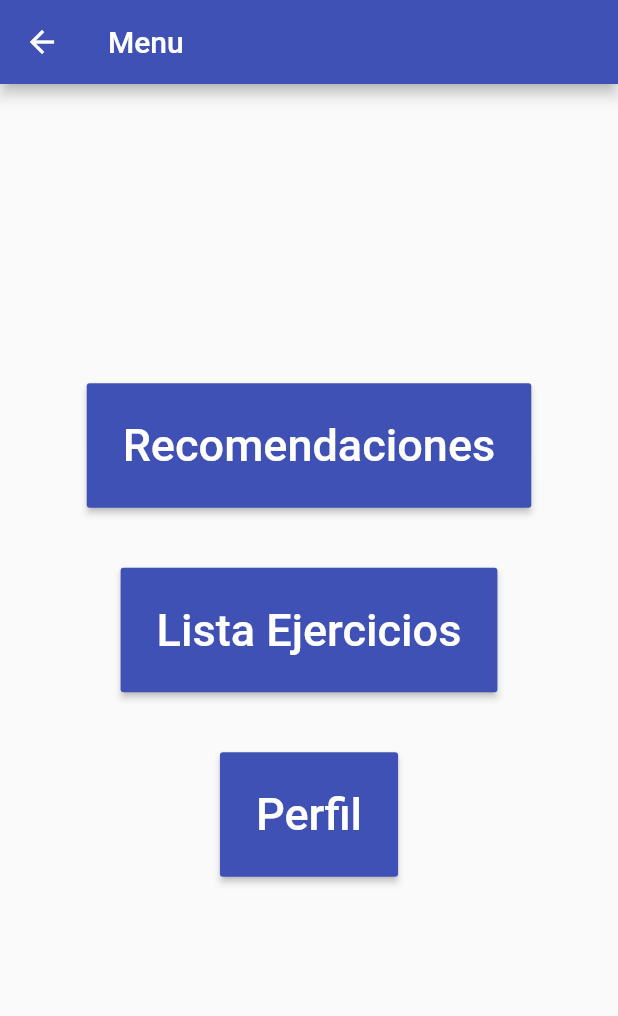
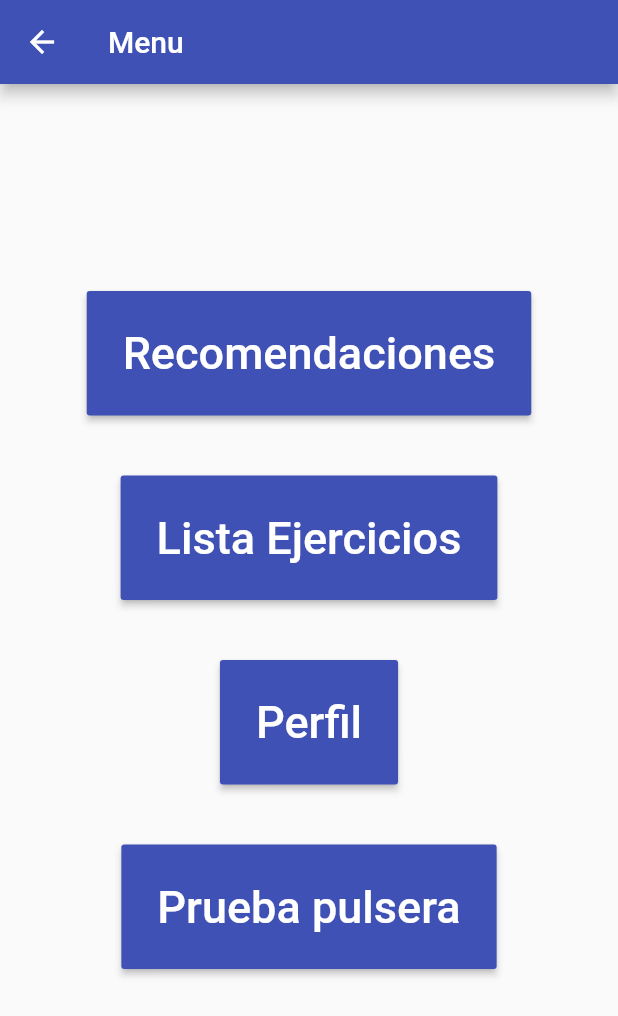
Before and after one commit to jrecaspiorno/once-trainer, a Flutter app: the screen it shows after launch, after a tap on "Menu", on a phone screen of 412 x 824 dp. Shown: the top 1016 px of the screen. Run offline on Flutter 3.47's test engine with Material 2 defaults, Android fonts, the phone set to English and light mode, and no system bars; our stand-ins replace charts_flutter, firebase_auth, font_awesome_flutter, google_sign_in, moor_flutter and 1 more; missing offline and left inert: dart:ffi, fit_kit, googleapis, health; accounts and stored records are empty; generated files the repository leaves out were written again.

Commit message:
pulsera v1.3 lee datos

```diff
--- a/lib/Menu/Menu.dart
+++ b/lib/Menu/Menu.dart
@@ -1,6 +1,8 @@
 import 'package:flutter/material.dart';
 import 'package:flutter/widgets.dart';
 import 'package:flutterapp/Perfil/Perfil.dart';
+import 'package:flutterapp/Perfil/historialClinico.dart';
+import 'package:flutterapp/pulsera/tablaDatos.dart';
 
 import '../lista_ejer.dart';
 import '../recomendados.dart';
@@ -38,7 +40,7 @@ class _MenuState extends State<Menu> {
                 _buildButton('Recomendaciones', MyRecomList(), context),
                 _buildButton('Lista Ejercicios', MyList(), context),
                 _buildButton('Perfil', MyProfile(), context),
-                //_buildButton('Prueba pulsera', SimpleTimeSeriesChart([]), context),
+                _buildButton('Prueba pulsera', MyHistorial(), context),
             ],
       )),
     );
--- a/lib/pulsera/tablaDatos.dart
+++ b/lib/pulsera/tablaDatos.dart
@@ -1,3 +1,5 @@
+import 'dart:io';
+
 /// Example of a time series chart using a bar renderer.
 import 'package:charts_flutter/flutter.dart' as charts;
 import 'package:flutter/material.dart';
@@ -41,6 +43,7 @@ class TimeSeriesBar extends StatelessWidget {
   /// Create one series with sample hard coded data.
   static List<charts.Series<TimeSeriesSales, DateTime>> _createSampleData(String tipo) {
     List<HealthDataPoint> _healthDataList = MySacaDatosSemana(tipo);
+    //sleep(Duration (seconds: 2));
     DateTime endDate = DateTime.now();
     DateTime startDate = endDate.subtract(Duration(days: 7));
 
```
Also changed, not shown: lib/pulsera/sacaDatosSemana.dart (+9 -3 lines), pubspec.lock, 3 other files.
